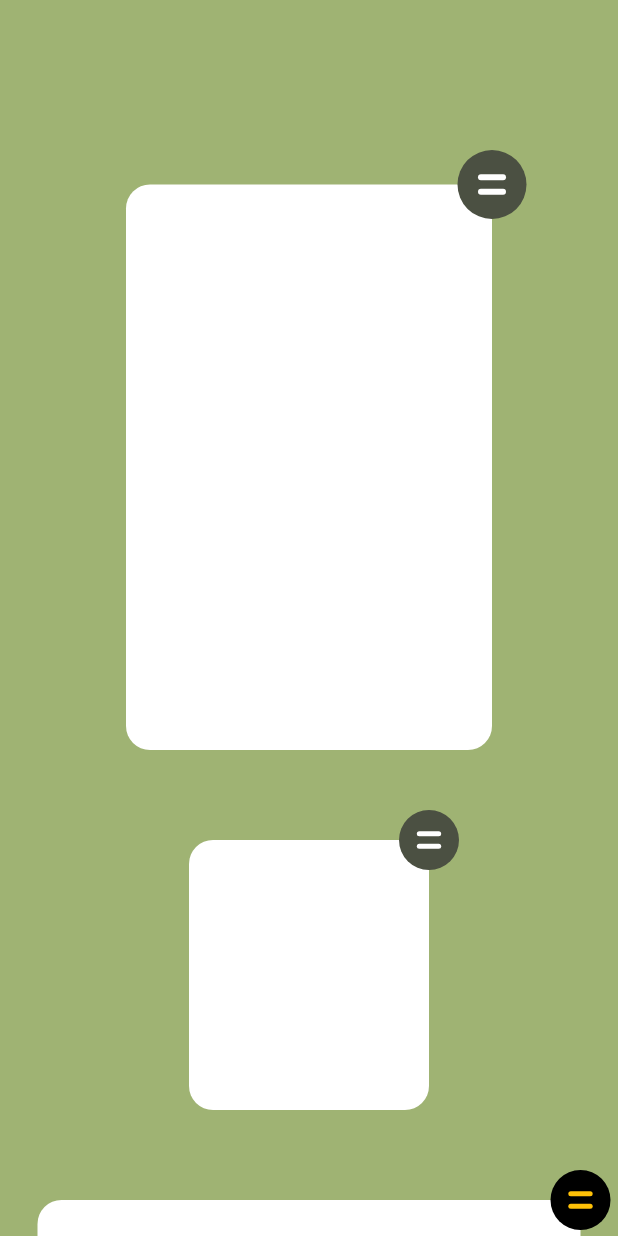
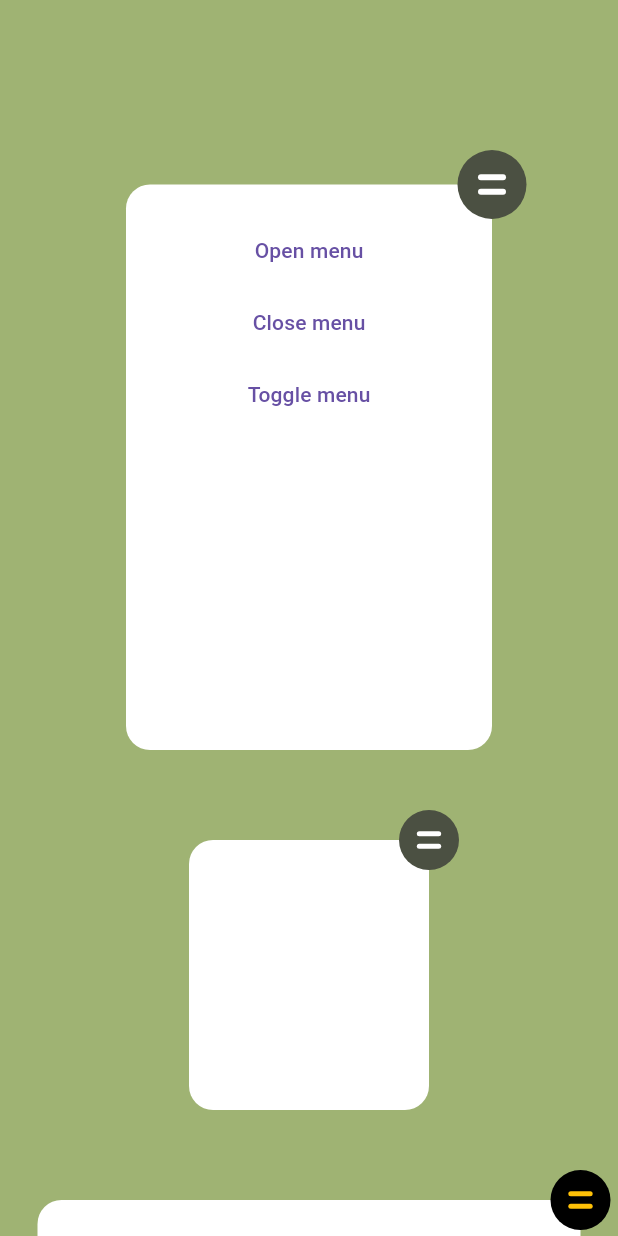
Before and after one commit to mohammad-mohammady/expandable_menu, a Flutter app: the screen it shows after launch, on a phone screen of 412 x 824 dp. Run offline on Flutter 3.47's test engine with Material 3 defaults, Android fonts, the phone set to English and light mode, and no system bars.

Commit message:
0.0.6 Added controller and animationspeed. Controller can open close meny from another button. Animationspeed is to adapt the speed you want.

```diff
--- a/example/lib/main.dart
+++ b/example/lib/main.dart
@@ -31,8 +31,18 @@ class MyHomePage extends StatefulWidget {
 }
 
 class _MyHomePageState extends State<MyHomePage> {
+  late ExpandableMenuController controller;
+
+  @override
+  void initState() {
+    super.initState();
+    controller = ExpandableMenuController();
+  }
+
   @override
   Widget build(BuildContext context) {
+    var test = Directionality.of(context);
+
     return Scaffold(
       backgroundColor: const Color(0xFF9FB373),
       body: ListView(
@@ -56,6 +66,28 @@ class _MyHomePageState extends State<MyHomePage> {
                         Radius.circular(16.0),
                       ),
                     ),
+                    child:
+                    Column(
+                      children: [
+                        const SizedBox(height: 20),
+                        TextButton(
+                            onPressed: () {
+                              controller.open();
+                            },
+                            child: const Text("Open menu")),
+                        TextButton(
+                            onPressed: () {
+                              controller.close();
+                            },
+                            child: const Text("Close menu")),
+
+                        TextButton(
+                            onPressed: () {
+                              controller.toggle();
+                            },
+                            child: const Text("Toggle menu")),
+                      ],
+                    ),
                   ),
                 ),
                 Positioned(
@@ -65,21 +97,26 @@ class _MyHomePageState extends State<MyHomePage> {
                     child: ExpandableMenu(
                       width: 46.0,
                       height: 46.0,
+                      controller: controller,
                       items: [
                         Container(),
                         Container(),
-                        Container(),
-                        Container(),
-                        Container(),
-                        Container(),
-                        Container(),
-                        Container(),
+                        RawMaterialButton(
+                          onPressed: () {
+                            controller.close();
+                          },
+                          shape: const CircleBorder(),
+                          child: const Icon(
+                            Icons.arrow_right_alt,
+                          ),
+                        ),
                         Container(),
                         Container(),
                         Container(),
                         Container(),
                       ],
                     )),
+
               ],
             ),
           )),
--- a/lib/expandable_icon.dart
+++ b/lib/expandable_icon.dart
@@ -19,19 +19,27 @@ class ExpandableIcon extends StatefulWidget {
   /// This property is color of icon(Hamburger icon and arrow icon).
   final Color iconColor;
 
+  /// This property makes it possible to controll the [ExpandableIcon]
+  final ExpandableIconController? controller;
+
+  /// This property sets the main animationspeed
+  final int animationSpeed;
+
   const ExpandableIcon({
-    Key? key,
+    super.key,
     required this.onClicked,
     required this.width,
     required this.height,
     required this.iconColor,
-  }) : super(key: key);
+    this.animationSpeed = 500,
+    this.controller,
+  });
 
   @override
-  State<ExpandableIcon> createState() => _ExpandableIconState();
+  State<ExpandableIcon> createState() => ExpandableIconState();
 }
 
-class _ExpandableIconState extends State<ExpandableIcon>
+class ExpandableIconState extends State<ExpandableIcon>
     with TickerProviderStateMixin {
   /// This private property declare hamburger animation progress value.
   double _hamburgerProgress = 0.0;
@@ -66,15 +74,23 @@ class _ExpandableIconState extends State<ExpandableIcon>
   late double iconHeight;
 
   /// This controller changes icon state.
-  final _expandableIconController = ExpandableIconController();
+  late final ExpandableIconController _expandableIconController;
 
   @override
   void initState() {
+    //Use external controller if set
+    if (widget.controller != null) {
+      _expandableIconController = widget.controller!;
+    } else {
+      _expandableIconController = ExpandableIconController();
+    }
+    _expandableIconController.setControllerState(this);
+
     iconWidth = widget.width * 0.7;
     iconHeight = widget.height * 0.7;
 
     _hamburgerAnimationController = AnimationController(
-      duration: const Duration(milliseconds: 400),
+      duration: Duration(milliseconds: (widget.animationSpeed * 0.4).toInt()),
       vsync: this,
     );
 
@@ -91,7 +107,7 @@ class _ExpandableIconState extends State<ExpandableIcon>
       });
 
     _arrowAnimationController = AnimationController(
-      duration: const Duration(milliseconds: 250),
+      duration: Duration(milliseconds: (widget.animationSpeed * 0.2).toInt()),
       vsync: this,
     );
 
@@ -106,7 +122,8 @@ class _ExpandableIconState extends State<ExpandableIcon>
 
     _expandableIconController.addListener(() {
       if (_expandableIconController.isExpanded) {
-        Future.delayed(const Duration(milliseconds: 400), () {
+        Future.delayed(
+            Duration(milliseconds: (widget.animationSpeed * 0.4).toInt()), () {
           _arrowAnimationController.forward();
         });
       } else {
@@ -137,22 +154,7 @@ class _ExpandableIconState extends State<ExpandableIcon>
             splashColor: Colors.black.withOpacity(.2),
             borderRadius: BorderRadius.all(Radius.circular(widget.width)),
             onTap: () {
-              if (!_isAnimating) {
-                if (_hamburgerAnimationController.isCompleted) {
-                  _animationLocker();
-                  _expandableIconController.setExpandStatus();
-                  widget.onClicked();
-                  Future.delayed(const Duration(milliseconds: 800), () {
-                    _hamburgerAnimationController.reverse();
-                  });
-                } else {
-                  _animationLocker();
-                  _hamburgerAnimationController.forward();
-                  Future.delayed(const Duration(milliseconds: 250), () {
-                    widget.onClicked();
-                  });
-                }
-              }
+              onClickInternal();
             },
             child: CustomPaint(
               size: Size(iconWidth, iconHeight),
@@ -170,11 +172,35 @@ class _ExpandableIconState extends State<ExpandableIcon>
     );
   }
 
+  void onClickInternal() {
+    if (!_isAnimating) {
+      if (_hamburgerAnimationController.isCompleted) {
+        _animationLocker();
+        _expandableIconController.setExpandStatus();
+        widget.onClicked();
+        Future.delayed(
+            Duration(milliseconds: (widget.animationSpeed * 0.4).toInt()), () {
+          _hamburgerAnimationController.reverse();
+        });
+      } else {
+        _animationLocker();
+        _hamburgerAnimationController.forward();
+        Future.delayed(
+            Duration(milliseconds: (widget.animationSpeed * 0.4).toInt()), () {
+          widget.onClicked();
+        });
+      }
+    }
+  }
+
   /// This method will lock clickable of button
   /// to ensure all animations finished.
   void _animationLocker() {
     _isAnimating = true;
-    Future.delayed(const Duration(milliseconds: 800 + 250 + 250), () {
+    Future.delayed(
+        Duration(
+            milliseconds: (widget.animationSpeed * 0.4).toInt() +
+                (widget.animationSpeed * 0.25).toInt() * 2), () {
       _isAnimating = false;
     });
   }
@@ -230,7 +256,7 @@ class MyPainter extends CustomPainter {
   }
 
   @override
-  bool shouldRepaint(CustomPainter old) {
+  bool shouldRepaint(CustomPainter oldDelegate) {
     return true;
   }
 }
@@ -238,10 +264,20 @@ class MyPainter extends CustomPainter {
 /// This class is controller for control expand icon.
 class ExpandableIconController extends ChangeNotifier {
   bool isExpanded = false;
+  ExpandableIconState? state;
+
+  void setControllerState(ExpandableIconState state) {
+    this.state = state;
+  }
 
   /// This method will change expand status.
   void setExpandStatus() {
     isExpanded = !isExpanded;
     notifyListeners();
   }
+
+  /// This metod is the same as a toggle
+  void toggle() {
+    state?.onClickInternal();
+  }
 }
--- a/lib/expandable_menu.dart
+++ b/lib/expandable_menu.dart
@@ -1,9 +1,7 @@
 library expandable_menu;
 
 import 'dart:async';
-
 import 'package:flutter/material.dart';
-
 import 'expandable_icon.dart';
 
 /// This class is main class of [ExpandableMenu] widget.
@@ -30,21 +28,30 @@ class ExpandableMenu extends StatefulWidget {
   /// and if it's be null default value is [Colors.white.withOpacity(.4)]
   final Color? itemContainerColor;
 
+  /// This property sets the main animation speed
+  final int animationSpeed;
+
+  /// This property sets a controller to the widget
+  /// Makes it possible to eg close the menu by code
+  final ExpandableMenuController? controller;
+
   const ExpandableMenu({
-    Key? key,
+    super.key,
     this.width = 70.0,
     this.height = 70.0,
+    this.animationSpeed = 800,
     required this.items,
     this.backgroundColor = const Color(0xFF4B5042),
     this.iconColor = Colors.white,
     this.itemContainerColor,
-  }) : super(key: key);
+    this.controller
+  });
 
   @override
-  State<ExpandableMenu> createState() => _ExpandableMenuState();
+  State<ExpandableMenu> createState() => ExpandableMenuState();
 }
 
-class _ExpandableMenuState extends State<ExpandableMenu>
+class ExpandableMenuState extends State<ExpandableMenu>
     with TickerProviderStateMixin {
   /// This private property declare to width of widget.
   late double _width;
@@ -79,11 +86,20 @@ class _ExpandableMenuState extends State<ExpandableMenu>
   /// This private property declare list timer for build every 60 millisecond [buildContainer].
   Timer? _listTimer;
 
+  /// This private property is for controlling icons animation
+  final ExpandableIconController _iconController = ExpandableIconController();
+
   @override
   void initState() {
+    //Set state controller if set
+    if(widget.controller!=null)
+      {
+          widget.controller!.setControllerState(this, _iconController);
+      }
+
     _width = widget.width;
     _containerAnimationController = AnimationController(
-      duration: const Duration(milliseconds: 800),
+      duration: Duration(milliseconds: widget.animationSpeed),
       vsync: this,
     );
 
@@ -103,7 +119,7 @@ class _ExpandableMenuState extends State<ExpandableMenu>
 
     super.initState();
 
-    Future.delayed(const Duration(milliseconds: 1000), () {
+    Future.delayed(const Duration(milliseconds: 500), () {
       _width = _width + _spacerKey.currentContext!.size!.width;
       _listWidth = _width - widget.width;
       _listItemSize = itemSize();
@@ -145,6 +161,8 @@ class _ExpandableMenuState extends State<ExpandableMenu>
                 width: widget.width,
                 height: widget.height,
                 iconColor: widget.iconColor,
+                animationSpeed: widget.animationSpeed,
+                controller: _iconController,
                 onClicked: () {
                   onExpandableIconClicked();
                 },
@@ -155,9 +173,7 @@ class _ExpandableMenuState extends State<ExpandableMenu>
                     : _listWidth * _containerProgress,
                 height: widget.height,
                 child: Directionality(
-                  textDirection: Directionality.of(context) == TextDirection.rtl
-                      ? TextDirection.ltr
-                      : TextDirection.rtl,
+                  textDirection: Directionality.of(context),
                   child: ListView(
                     scrollDirection: Axis.horizontal,
                     children: _listWidget,
@@ -220,4 +236,43 @@ class _ExpandableMenuState extends State<ExpandableMenu>
 
   /// This method will return size of item.
   double itemSize() => widget.height * .75;
+
 }
+
+/// Controller [ExpandableMenuController] makes it possible to toggle states
+class ExpandableMenuController
+{
+  ExpandableMenuState? _state;
+  ExpandableIconController? _stateIcon;
+
+  /// Sets states for the icon and menu to current controller
+  void setControllerState(ExpandableMenuState state, ExpandableIconController stateIcon)
+  {
+    _state = state;
+    _stateIcon = stateIcon;
+  }
+
+  /// Activate toggle if we are expand
+  void open()
+  {
+    if(_state!=null)
+      {
+        if(!_state!._isExpanded) _stateIcon?.toggle();
+      }
+  }
+
+  /// Activate toggle if we are not expand
+  void close()
+  {
+    if(_state!=null)
+    {
+      if(_state!._isExpanded) _stateIcon?.toggle();
+    }
+  }
+
+  /// Toggle between expand or not
+  void toggle()
+  {
+    _stateIcon?.toggle();
+  }
+}
--- a/pubspec.yaml
+++ b/pubspec.yaml
@@ -1,6 +1,6 @@
 name: expandable_menu
 description: Expandable menu is an expandable menu with infinite horizontal item list with high customizable ability.
-version: 0.0.5
+version: 0.0.6
 homepage: https://github.com/mohammad-mohammady/expandable_menu
 
 environment:
@@ -14,6 +14,6 @@ dependencies:
 dev_dependencies:
   flutter_test:
     sdk: flutter
-  flutter_lints: ^2.0.0
+  flutter_lints: ^3.0.1
 
 flutter:
```
Also changed, not shown: example/pubspec.lock, 3 other files.
